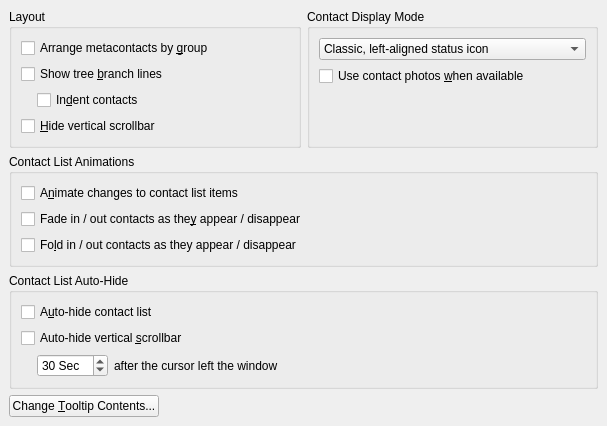
This is kopete/config/appearance/appearanceconfig_contactlist.ui in KDE/kopete as Qt 5 draws it before an edit. The edited form follows.
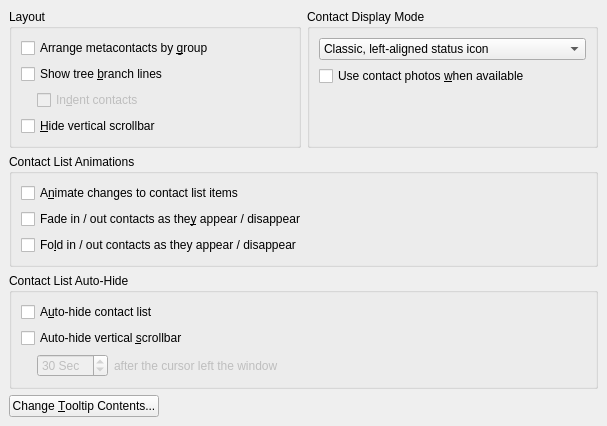
This is the edited form.

```diff
--- a/kopete/config/appearance/appearanceconfig_contactlist.ui
+++ b/kopete/config/appearance/appearanceconfig_contactlist.ui
@@ -128,7 +128,7 @@
         <item>
          <widget class="QSpinBox" name="kcfg_contactListAutoHideTimeout" >
           <property name="enabled" >
-                                <bool>true</bool>
+           <bool>false</bool>
                             </property>
           <property name="whatsThis" >
            <string>The timeout value for both contact list and scrollbar auto-hiding.</string>
@@ -150,7 +150,7 @@
         <item>
          <widget class="QLabel" name="textLabel1" >
           <property name="enabled" >
-                                <bool>true</bool>
+           <bool>false</bool>
                             </property>
           <property name="text" >
                                 <string>after the cursor left the window</string>
@@ -323,6 +323,9 @@
         </item>
         <item>
          <widget class="QCheckBox" name="kcfg_contactListIndentContact" >
+          <property name="enabled" >
+           <bool>false</bool>
+          </property>
           <property name="text" >
            <string>In&amp;dent contacts</string>
           </property>
```
Left out of the diff: 72 changed lines with no effect on the pictures. Lines whose indentation alone changed are shown as unchanged.
